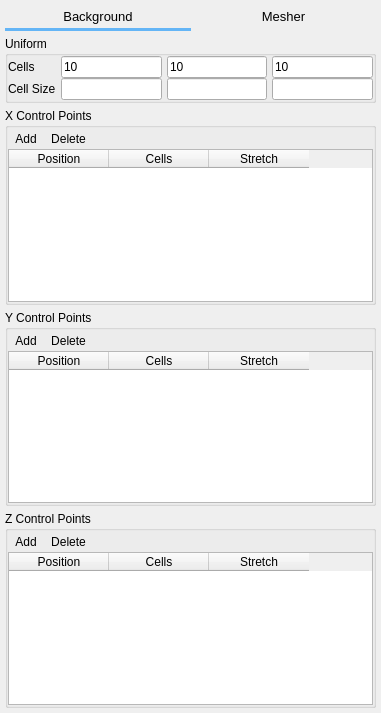
Old version of the form mfixgui/uifiles/mesh.ui in the repository truongd8593/mfix.
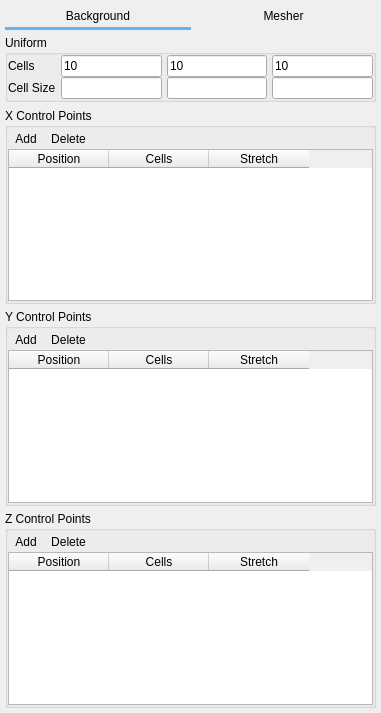
New version of the form. Custom widgets are drawn as their Qt base class.

Commit message: remove hardcoded pointsize from .ui files

The edit to the form file:
```diff
--- a/mfixgui/uifiles/mesh.ui
+++ b/mfixgui/uifiles/mesh.ui
@@ -19,11 +19,6 @@
    </property>
    <item row="1" column="0" colspan="5">
     <widget class="QFrame" name="frame">
-     <property name="font">
-      <font>
-       <pointsize>10</pointsize>
-      </font>
-     </property>
      <property name="styleSheet">
       <string notr="true">QPushButton:hover {
     color:#64B5F6;;
@@ -57,11 +52,6 @@
       </property>
       <item row="0" column="0">
        <widget class="QPushButton" name="pushbutton_mesh_uniform">
-        <property name="font">
-         <font>
-          <pointsize>10</pointsize>
-         </font>
-        </property>
         <property name="text">
          <string>Background</string>
         </property>
@@ -78,11 +68,6 @@
       </item>
       <item row="0" column="1">
        <widget class="QPushButton" name="pushbutton_mesh_mesher">
-        <property name="font">
-         <font>
-          <pointsize>10</pointsize>
-         </font>
-        </property>
         <property name="text">
          <string>Mesher</string>
         </property>
```
The commit also changes 3 other files.
